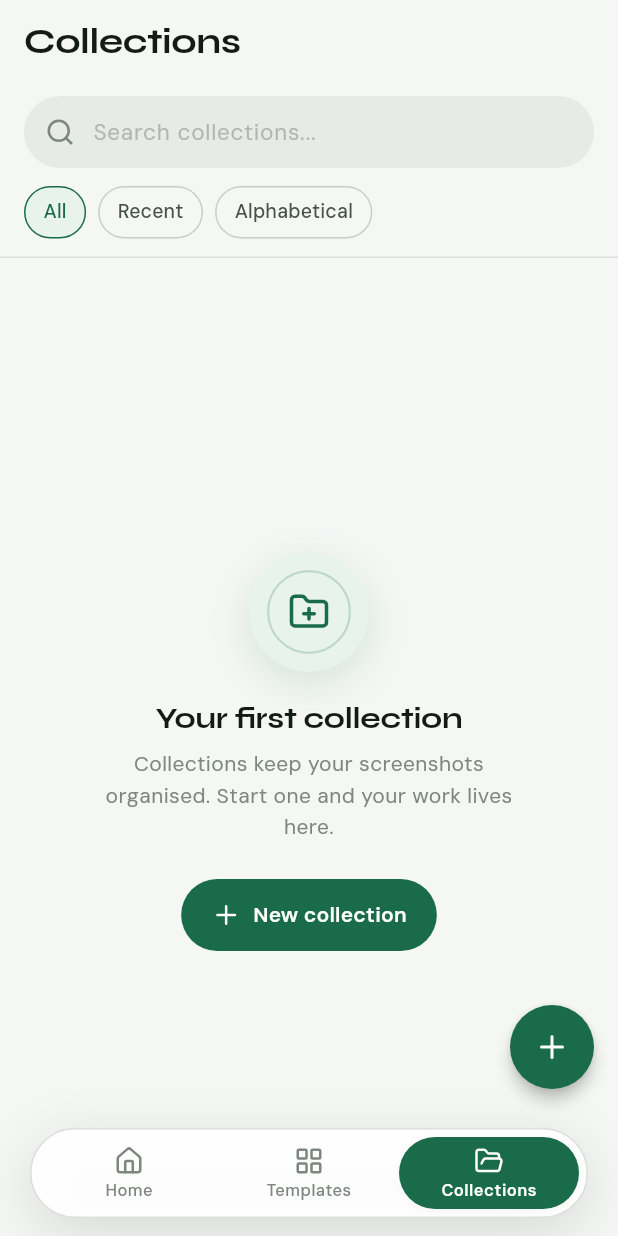
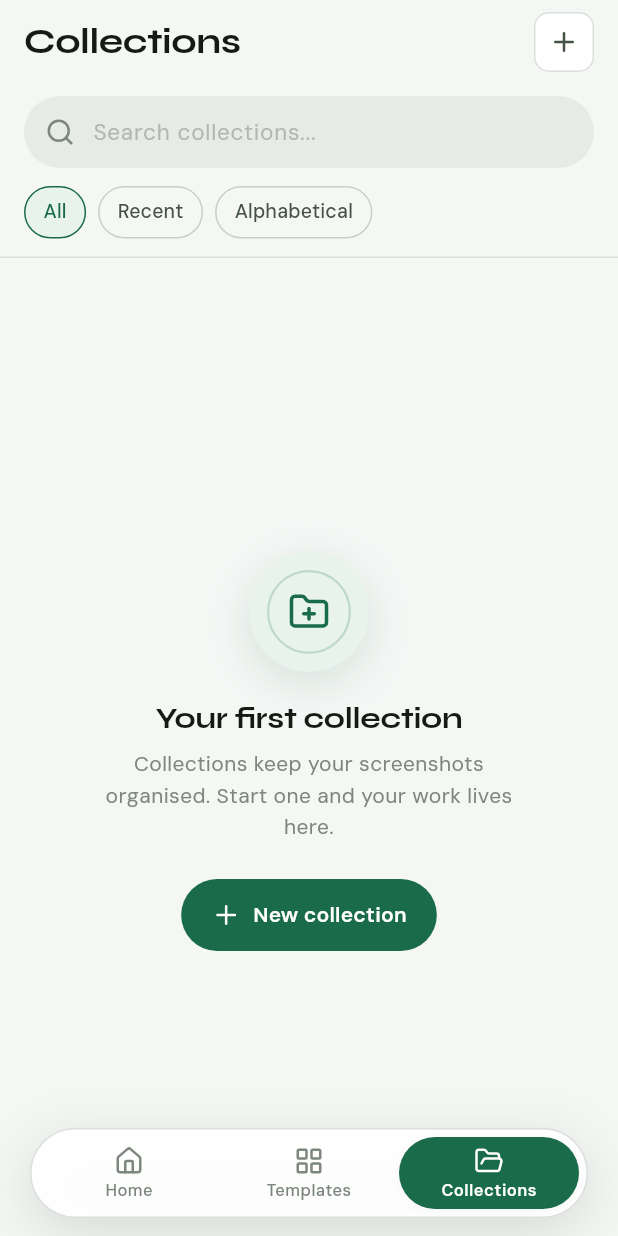
Before and after one commit to cocodestudio/Aperlo, a Flutter app: the CollectionsScreen screen opened by its route, on a phone screen of 412 x 824 dp. Run offline on Flutter 3.47's test engine with Material 3 defaults, Android fonts, the phone set to English and light mode, and no system bars; our stand-ins replace cached_network_image, cloud_firestore, firebase_core, flutter_riverpod, flutter_svg, go_router and 5 more; missing offline and left inert: encrypt, gal; accounts and stored records are empty.

Commit message:
refactor: replace collections FAB with top-right + action and position collection preview FAB at bottom-left

```diff
--- a/lib/screens/collections/collections_screen.dart
+++ b/lib/screens/collections/collections_screen.dart
@@ -17,7 +17,6 @@ import '../../widgets/app_toast.dart';
 import '../../widgets/empty_state.dart';
 import '../../widgets/skeleton_loader.dart';
 import '../../widgets/app_text_field.dart';
-import '../../widgets/bottom_nav.dart';
 import '../../widgets/options_modal_sheet.dart';
 import 'package:uuid/uuid.dart';
 
@@ -54,17 +53,15 @@ class _CollectionsScreenState extends ConsumerState<CollectionsScreen> {
         title: Text('Collections', style: AppText.headline1()),
         elevation: 0,
         scrolledUnderElevation: 0,
-      ),
-      floatingActionButton: Padding(
-        padding: EdgeInsets.only(bottom: getFloatingBottomNavFabClearance(context)),
-        child: FloatingActionButton(
-          onPressed: () => _showNewCollectionDialog(context),
-          shape: const CircleBorder(),
-          backgroundColor: AppColors.accent,
-          elevation: 4,
-          highlightElevation: 8,
-          child: const Icon(LucideIcons.plus, color: AppColors.accentOn),
-        ),
+        actions: [
+          Padding(
+            padding: const EdgeInsets.only(right: AppSpacing.s16),
+            child: _HeaderAction(
+              icon: LucideIcons.plus,
+              onTap: () => _showNewCollectionDialog(context),
+            ),
+          ),
+        ],
       ),
       body: Column(
         children: [
```
Also changed, not shown: lib/screens/collections/collection_detail_screen.dart (+4 -4 lines).
